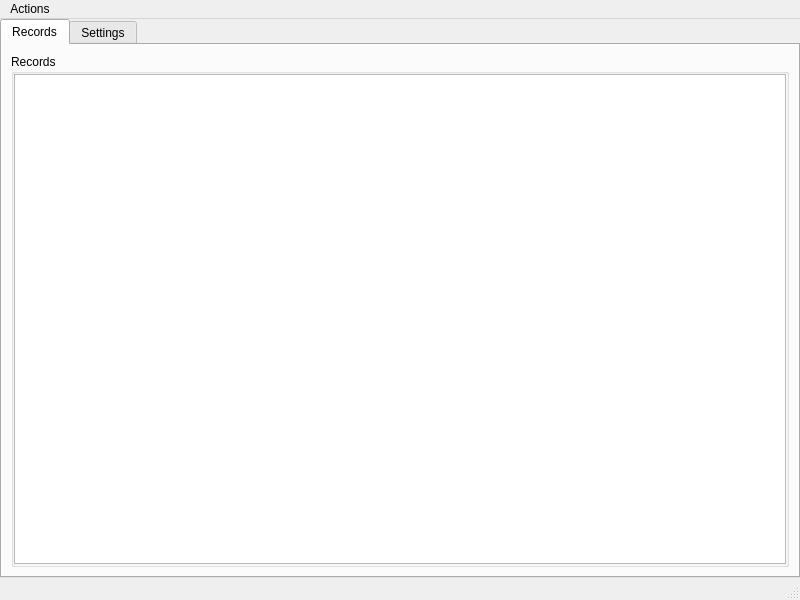
Before: the Qt Designer form mainwindow.ui in jicewarwick/ScheduleRecoder, drawn with Qt 5.
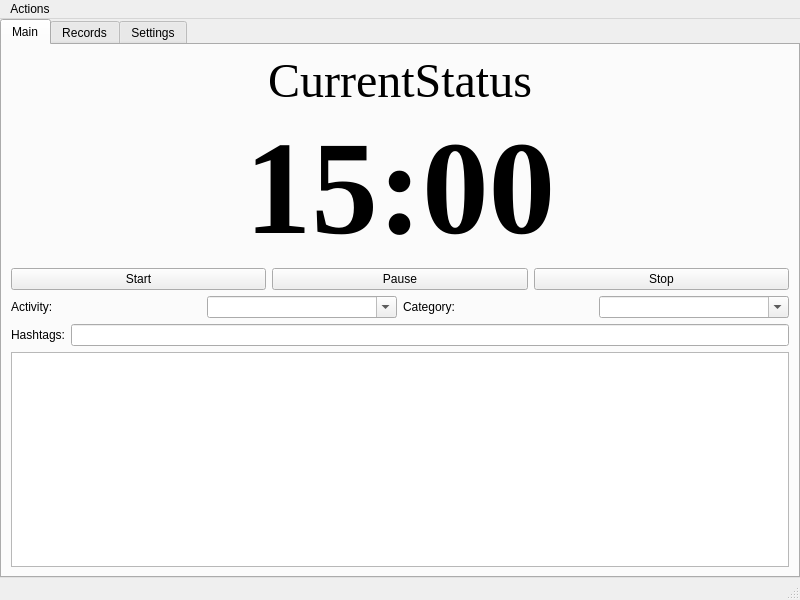
After: the same form once the commit is applied.

```diff
--- a/mainwindow.ui
+++ b/mainwindow.ui
@@ -35,6 +35,124 @@
       <property name="currentIndex">
        <number>0</number>
       </property>
+      <widget class="QWidget" name="widget">
+       <attribute name="title">
+        <string>Main</string>
+       </attribute>
+       <layout class="QVBoxLayout" name="verticalLayout_5">
+        <item>
+         <widget class="QLabel" name="label_2">
+          <property name="font">
+           <font>
+            <family>Times New Roman</family>
+            <pointsize>36</pointsize>
+           </font>
+          </property>
+          <property name="text">
+           <string>CurrentStatus</string>
+          </property>
+          <property name="alignment">
+           <set>Qt::AlignCenter</set>
+          </property>
+         </widget>
+        </item>
+        <item>
+         <widget class="QLabel" name="label">
+          <property name="font">
+           <font>
+            <family>Times New Roman</family>
+            <pointsize>100</pointsize>
+            <weight>75</weight>
+            <bold>true</bold>
+           </font>
+          </property>
+          <property name="layoutDirection">
+           <enum>Qt::LeftToRight</enum>
+          </property>
+          <property name="text">
+           <string>15:00</string>
+          </property>
+          <property name="alignment">
+           <set>Qt::AlignCenter</set>
+          </property>
+         </widget>
+        </item>
+        <item>
+         <layout class="QHBoxLayout" name="horizontalLayout_3">
+          <item>
+           <widget class="QPushButton" name="pushButton">
+            <property name="text">
+             <string>Start</string>
+            </property>
+           </widget>
+          </item>
+          <item>
+           <widget class="QPushButton" name="pushButton_2">
+            <property name="text">
+             <string>Pause</string>
+            </property>
+           </widget>
+          </item>
+          <item>
+           <widget class="QPushButton" name="pushButton_3">
+            <property name="text">
+             <string>Stop</string>
+            </property>
+           </widget>
+          </item>
+         </layout>
+        </item>
+        <item>
+         <layout class="QHBoxLayout" name="horizontalLayout">
+          <item>
+           <widget class="QLabel" name="activity_label">
+            <property name="text">
+             <string>Activity:</string>
+            </property>
+           </widget>
+          </item>
+          <item>
+           <widget class="QComboBox" name="activity_combo">
+            <property name="editable">
+             <bool>true</bool>
+            </property>
+           </widget>
+          </item>
+          <item>
+           <widget class="QLabel" name="label_5">
+            <property name="text">
+             <string>Category:</string>
+            </property>
+           </widget>
+          </item>
+          <item>
+           <widget class="QComboBox" name="category_combo">
+            <property name="editable">
+             <bool>true</bool>
+            </property>
+           </widget>
+          </item>
+         </layout>
+        </item>
+        <item>
+         <layout class="QHBoxLayout" name="horizontalLayout_2">
+          <item>
+           <widget class="QLabel" name="label_6">
+            <property name="text">
+             <string>Hashtags:</string>
+            </property>
+           </widget>
+          </item>
+          <item>
+           <widget class="QLineEdit" name="hashtags_lineedit"/>
+          </item>
+         </layout>
+        </item>
+        <item>
+         <widget class="QTableView" name="tableView"/>
+        </item>
+       </layout>
+      </widget>
       <widget class="QWidget" name="tab">
        <attribute name="title">
         <string>Records</string>
@@ -81,35 +199,12 @@
           </property>
           <layout class="QGridLayout" name="gridLayout">
            <item row="0" column="0">
-            <widget class="QLabel" name="label">
+            <widget class="QLabel" name="pomorodo_duration_label">
              <property name="text">
               <string>Poromodo Duration: 25min</string>
              </property>
              <property name="buddy">
-              <cstring>horizontalSlider</cstring>
-             </property>
-            </widget>
-           </item>
-           <item row="0" column="1">
-            <widget class="QSlider" name="horizontalSlider">
-             <property name="maximum">
-              <number>60</number>
-             </property>
-             <property name="value">
-              <number>25</number>
-             </property>
-             <property name="orientation">
-              <enum>Qt::Horizontal</enum>
-             </property>
-            </widget>
-           </item>
-           <item row="1" column="0">
-            <widget class="QLabel" name="label_2">
-             <property name="text">
-              <string>Short Beak Duration: 5min</string>
-             </property>
-             <property name="buddy">
-              <cstring>horizontalSlider_2</cstring>
+              <cstring>poromodo_duration_slider</cstring>
              </property>
             </widget>
            </item>
```
Left out of the diff: 145 changed lines with no effect on the pictures.
